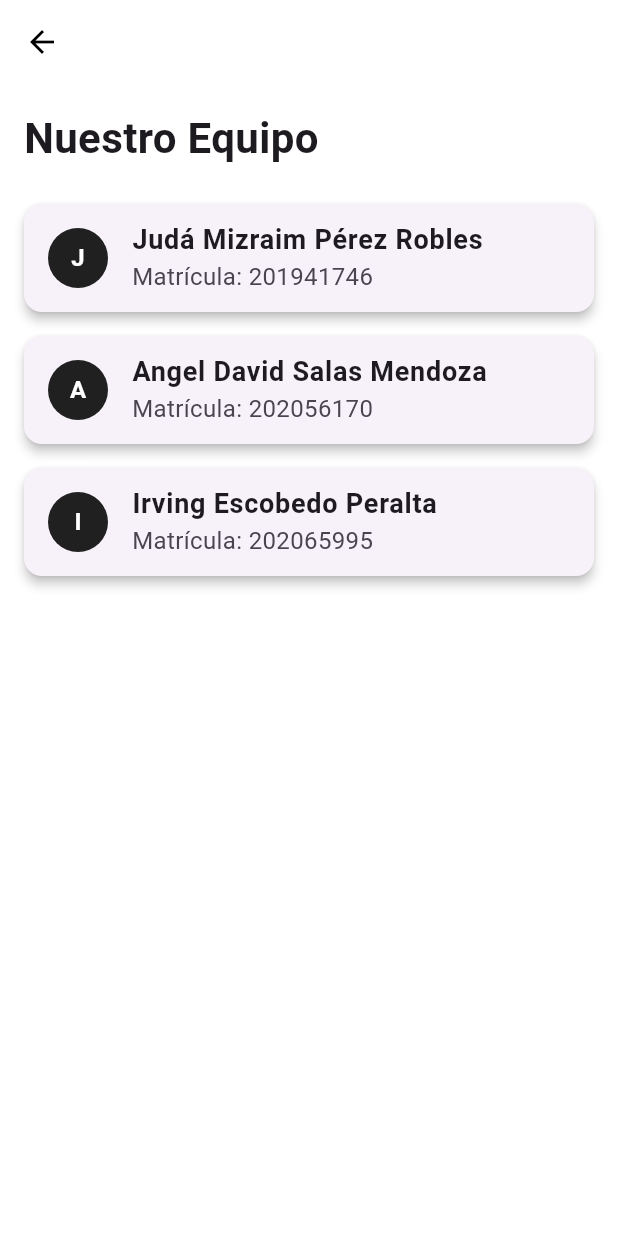
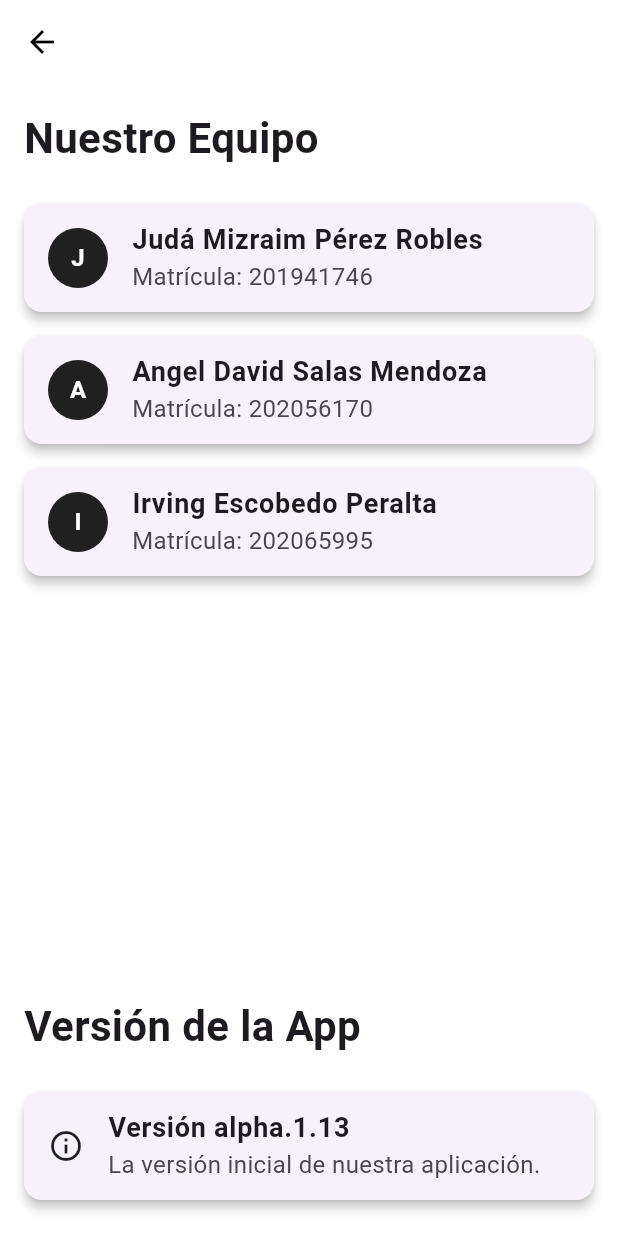
Before and after one commit to judapr/git-Repo-BitacoreQalpha0, a Flutter app: the AboutUsScreen screen opened by its route, on a phone screen of 412 x 824 dp. Run offline on Flutter 3.47's test engine with Material 3 defaults, Android fonts, the phone set to English and light mode, and no system bars; our stand-ins replace cloud_firestore, firebase_auth, firebase_core, shared_preferences, smooth_page_indicator; accounts and stored records are empty.

Commit message:
Se agregó información de la versión en el About Us (Versión alpha.1.13)

```diff
--- a/lib/AboutUsScreen.dart
+++ b/lib/AboutUsScreen.dart
@@ -75,6 +75,33 @@ class AboutUsScreen extends StatelessWidget {
                 },
               ),
             ),
+            const SizedBox(height: 32), // Espaciado antes de la nueva sección
+            const Text(
+              "Versión de la App",
+              style: TextStyle(
+                fontSize: 28,
+                fontWeight: FontWeight.bold,
+              ),
+            ),
+            const SizedBox(height: 16),
+            const Card(
+              elevation: 3,
+              margin: EdgeInsets.symmetric(vertical: 8),
+              child: ListTile(
+                leading: Icon(Icons.info_outline, color: Colors.black87),
+                title: Text(
+                  'Versión alpha.1.13',
+                  style: TextStyle(
+                    fontSize: 18,
+                    fontWeight: FontWeight.w600,
+                  ),
+                ),
+                subtitle: Text(
+                  'La versión inicial de nuestra aplicación.',
+                  style: TextStyle(fontSize: 16),
+                ),
+              ),
+            ),
           ],
         ),
       ),
--- a/lib/AddActivity.dart
+++ b/lib/AddActivity.dart
@@ -1,5 +1,3 @@
-//TODO: hacer que la lista deslizable tenga una opción para agregar una categoría y la envíe a la página de guardar actividad
-//TODO: mostrar las actividades guardadas
 import 'MainAppBar.dart';
 import 'package:flutter/material.dart';
 import 'package:cloud_firestore/cloud_firestore.dart';
--- a/lib/EditActivity.dart
+++ b/lib/EditActivity.dart
@@ -1,3 +1,4 @@
+//TODO: arreglar bug categoría en esta vista
 import 'package:cloud_firestore/cloud_firestore.dart';
 import 'MainAppBar.dart';
 import 'package:flutter/material.dart';
```
